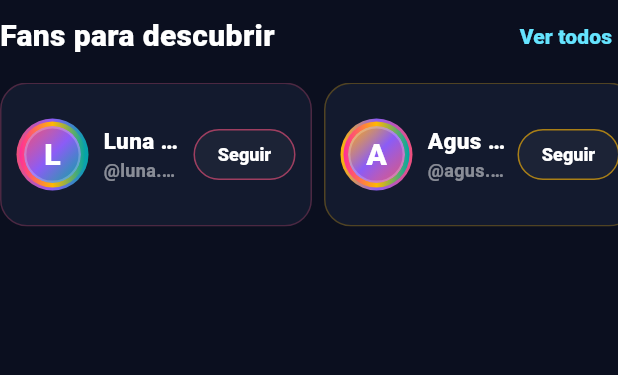
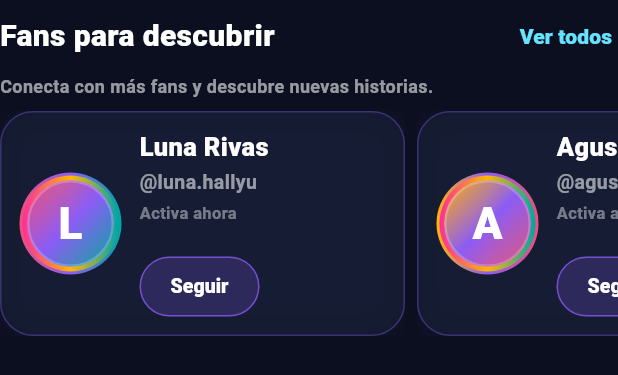
Before and after one commit to Caliope9/HallyuHub, a Flutter app: the _SuggestedProfilesRail widget shown alone on an empty page, opened directly with empty values, on a phone screen of 412 x 824 dp. Shown: the top 375 px of the screen. Run offline on Flutter 3.47's test engine with Material 3 defaults, Android fonts, the phone set to English and light mode, and no system bars; our stand-ins replace audioplayers, camera, image_picker, permission_handler, shared_preferences, supabase_flutter and 1 more; missing offline and left inert: dart:html; accounts and stored records are empty; Roboto replaces fonts that are missing (System).

Commit message:
ui: polish discover people cards

```diff
--- a/mobile/lib/src/screens/home_screen.dart
+++ b/mobile/lib/src/screens/home_screen.dart
@@ -2119,7 +2119,18 @@ class _SuggestedProfilesRail extends StatelessWidget {
           actionLabel: 'Ver todos',
           onAction: onViewAll,
         ),
-        const SizedBox(height: 7),
+        const SizedBox(height: 2),
+        Text(
+          'Conecta con más fans y descubre nuevas historias.',
+          maxLines: 1,
+          overflow: TextOverflow.ellipsis,
+          style: TextStyle(
+            color: Colors.white.withValues(alpha: 0.58),
+            fontSize: 12,
+            fontWeight: FontWeight.w700,
+          ),
+        ),
+        const SizedBox(height: 8),
         if (visibleProfiles.isEmpty)
           const _EmptyInlinePanel(
             key: ValueKey('home-real-profiles-empty'),
@@ -2128,7 +2139,7 @@ class _SuggestedProfilesRail extends StatelessWidget {
           )
         else
           SizedBox(
-            height: 96,
+            height: 150,
             child: ListView.separated(
               key: const ValueKey('home-suggested-profiles'),
               scrollDirection: Axis.horizontal,
@@ -2207,27 +2218,35 @@ class _SuggestedProfileCard extends StatelessWidget {
         : const [AppTheme.rose, AppTheme.violet, AppTheme.cyan];
 
     return SizedBox(
-      width: 208,
+      width: 270,
+      height: 148,
       child: Material(
         color: Colors.transparent,
         child: InkWell(
           key: ValueKey('home-suggestion-open-${profile.id}'),
           onTap: onOpen,
-          borderRadius: BorderRadius.circular(18),
+          borderRadius: BorderRadius.circular(22),
           child: Ink(
-            padding: const EdgeInsets.symmetric(horizontal: 10, vertical: 8),
+            padding: const EdgeInsets.all(12),
             decoration: BoxDecoration(
-              color: AppTheme.panelRaised.withValues(alpha: 0.76),
-              borderRadius: BorderRadius.circular(18),
+              color: AppTheme.panelRaised.withValues(alpha: 0.84),
+              borderRadius: BorderRadius.circular(22),
               border: Border.all(
-                color: avatarColors.first.withValues(alpha: 0.26),
-              ),
+                color: AppTheme.violet.withValues(alpha: 0.34),
+              ),
+              boxShadow: [
+                BoxShadow(
+                  color: AppTheme.violet.withValues(alpha: 0.08),
+                  blurRadius: 14,
+                  spreadRadius: 0,
+                ),
+              ],
             ),
             child: Row(
               children: [
                 Container(
-                  width: 48,
-                  height: 48,
+                  width: 68,
+                  height: 68,
                   padding: const EdgeInsets.all(2),
                   decoration: BoxDecoration(
                     shape: BoxShape.circle,
@@ -2241,7 +2260,7 @@ class _SuggestedProfileCard extends StatelessWidget {
                   ),
                   child: HubAvatar(
                     asset: profile.avatarAsset,
-                    size: 44,
+                    size: 64,
                     isLive: profile.online,
                     fallbackLabel: profile.name,
                     fallbackColors: [
@@ -2251,11 +2270,14 @@ class _SuggestedProfileCard extends StatelessWidget {
                     ],
                   ),
                 ),
-                const SizedBox(width: 10),
+                const SizedBox(width: 12),
 
                 Expanded(
                   child: Column(
-                    mainAxisAlignment: MainAxisAlignment.center,
+                    mainAxisAlignment: MainAxisAlignment.spaceBetween,
+                    crossAxisAlignment: CrossAxisAlignment.start,
+                    children: [
+                      Column(
                         crossAxisAlignment: CrossAxisAlignment.start,
                         children: [
                           Text(
@@ -2264,44 +2286,53 @@ class _SuggestedProfileCard extends StatelessWidget {
                             overflow: TextOverflow.ellipsis,
                             style: const TextStyle(
                               color: Colors.white,
-                          fontSize: 15,
+                              fontSize: 17,
                               fontWeight: FontWeight.w900,
                             ),
                           ),
-                      const SizedBox(height: 2),
+                          const SizedBox(height: 3),
                           Text(
                             visibleUsername,
                             maxLines: 1,
                             overflow: TextOverflow.ellipsis,
                             style: TextStyle(
-                          color: Colors.white.withValues(alpha: 0.5),
-                          fontSize: 12,
+                              color: Colors.white.withValues(alpha: 0.56),
+                              fontSize: 13,
                               fontWeight: FontWeight.w700,
                             ),
                           ),
-                    ],
-                  ),
-                ),
-
-                const SizedBox(width: 8),
-
+                          if (username.isNotEmpty) ...[
+                            const SizedBox(height: 4),
+                            Text(
+                              reason,
+                              maxLines: 1,
+                              overflow: TextOverflow.ellipsis,
+                              style: TextStyle(
+                                color: Colors.white.withValues(alpha: 0.42),
+                                fontSize: 11,
+                                fontWeight: FontWeight.w700,
+                              ),
+                            ),
+                          ],
+                        ],
+                      ),
                       SizedBox(
-                  height: 34,
+                        height: 40,
                         child: OutlinedButton(
                           key: ValueKey('home-suggestion-follow-${profile.id}'),
                           onPressed: onFollow,
                           style: OutlinedButton.styleFrom(
                             backgroundColor: following
-                          ? AppTheme.cyan.withValues(alpha: 0.12)
-                          : Colors.white.withValues(alpha: 0.04),
+                                ? AppTheme.cyan.withValues(alpha: 0.16)
+                                : AppTheme.violet.withValues(alpha: 0.2),
                             foregroundColor: Colors.white,
                             side: BorderSide(
                               color: following
                                   ? AppTheme.cyan.withValues(alpha: 0.72)
-                            : avatarColors.first.withValues(alpha: 0.62),
-                      ),
-                      minimumSize: const Size(76, 34),
-                      padding: const EdgeInsets.symmetric(horizontal: 11),
+                                  : AppTheme.violet.withValues(alpha: 0.74),
+                            ),
+                            minimumSize: const Size(88, 40),
+                            padding: const EdgeInsets.symmetric(horizontal: 14),
                             tapTargetSize: MaterialTapTargetSize.shrinkWrap,
                             visualDensity: VisualDensity.compact,
                             shape: RoundedRectangleBorder(
@@ -2311,10 +2342,13 @@ class _SuggestedProfileCard extends StatelessWidget {
                           child: Text(
                             following ? 'Siguiendo' : 'Seguir',
                             style: const TextStyle(
-                        fontSize: 12,
+                              fontSize: 13,
                               fontWeight: FontWeight.w900,
                             ),
                           ),
+                        ),
+                      ),
+                    ],
                   ),
                 ),
               ],
```
Lines whose indentation alone changed are shown as unchanged.
